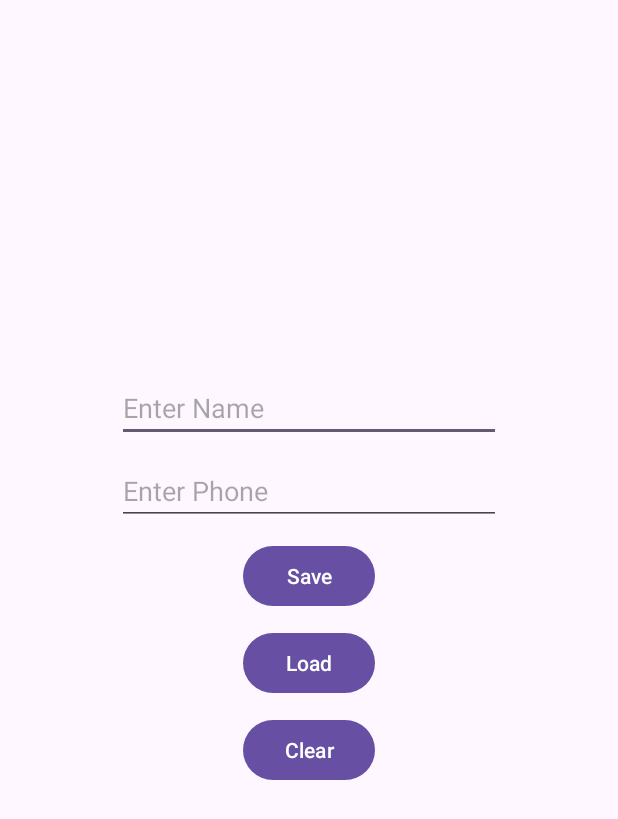
After one commit to iambhargavnath/MyApplication, an Android app: the SharedPrefActivity screen opened directly, with no data from a screen before it, on a phone screen of 412 x 824 dp. The commit adds this screen. Shown: the top 819 px of the screen. Run offline under Robolectric (Android 15) with nearby library versions, the phone set to English and light mode, and no system bars.

Commit message:
Added SharedPrefActivity

```diff
--- a/app/build.gradle.kts
+++ b/app/build.gradle.kts
@@ -45,4 +45,9 @@ dependencies {
     testImplementation(libs.junit)
     androidTestImplementation(libs.androidx.junit)
     androidTestImplementation(libs.androidx.espresso.core)
+
+    implementation(libs.androidx.recyclerview)
+
+    implementation("androidx.preference:preference-ktx:1.2.1")
+
 }
--- a/app/src/main/AndroidManifest.xml
+++ b/app/src/main/AndroidManifest.xml
@@ -12,6 +12,9 @@
         android:supportsRtl="true"
         android:theme="@style/Theme.MyApplication"
         tools:targetApi="31">
+        <activity
+            android:name=".SharedPrefActivity"
+            android:exported="false" />
         <activity
             android:name=".AlertDialogActivity"
             android:exported="false" />
--- /dev/null
+++ b/app/src/main/java/com/iambhargavnath/myapplication/SharedPrefActivity.kt
@@ -0,0 +1,64 @@
+package com.iambhargavnath.myapplication
+
+import android.os.Bundle
+import android.widget.Button
+import android.widget.EditText
+import android.widget.TextView
+import android.widget.Toast
+import androidx.activity.enableEdgeToEdge
+import androidx.appcompat.app.AppCompatActivity
+import androidx.core.view.ViewCompat
+import androidx.core.view.WindowInsetsCompat
+
+class SharedPrefActivity : AppCompatActivity() {
+    override fun onCreate(savedInstanceState: Bundle?) {
+        super.onCreate(savedInstanceState)
+        enableEdgeToEdge()
+        setContentView(R.layout.activity_shared_pref)
+        ViewCompat.setOnApplyWindowInsetsListener(findViewById(R.id.main)) { v, insets ->
+            val systemBars = insets.getInsets(WindowInsetsCompat.Type.systemBars())
+            v.setPadding(systemBars.left, systemBars.top, systemBars.right, systemBars.bottom)
+            insets
+        }
+
+        val nameEditText = findViewById<EditText>(R.id.nameEditText)
+        val phoneEditText = findViewById<EditText>(R.id.phoneEditText)
+        val textView = findViewById<TextView>(R.id.textView)
+        val saveBtn = findViewById<Button>(R.id.saveBtn)
+        saveBtn.setOnClickListener {
+            val name = nameEditText.text.toString()
+            val phone = phoneEditText.text.toString()
+            if (name.isEmpty() || phone.isEmpty()) {
+                Toast.makeText(this, "Please enter all fields", Toast.LENGTH_SHORT).show()
+            } else {
+                val sharedPreferences = getSharedPreferences("MyPrefs", MODE_PRIVATE)
+                val editor = sharedPreferences.edit()
+                editor.putString("name", name)
+                editor.putString("phone", phone)
+                editor.apply()
+                nameEditText.text.clear()
+                phoneEditText.text.clear()
+                Toast.makeText(this, "Saved", Toast.LENGTH_SHORT).show()
+            }
+        }
+        val loadBtn = findViewById<Button>(R.id.loadBtn)
+        loadBtn.setOnClickListener {
+            val sharedPreferences = getSharedPreferences("MyPrefs", MODE_PRIVATE)
+            val name = sharedPreferences.getString("name", "Nuncy")
+            val phone = sharedPreferences.getString("phone", "100")
+            textView.text = "Name: $name\nPhone: $phone"
+        }
+        val clearBtn = findViewById<Button>(R.id.clearBtn)
+        clearBtn.setOnClickListener {
+            val sharedPreferences = getSharedPreferences("MyPrefs", MODE_PRIVATE)
+            val editor = sharedPreferences.edit()
+            editor.clear()
+            editor.apply()
+            nameEditText.text.clear()
+            phoneEditText.text.clear()
+            textView.text = ""
+            Toast.makeText(this, "Cleared", Toast.LENGTH_SHORT).show()
+        }
+
+    }
+}
--- a/app/src/main/res/layout/activity_main.xml
+++ b/app/src/main/res/layout/activity_main.xml
@@ -34,6 +34,12 @@
                 android:layout_width="wrap_content"
                 android:layout_height="wrap_content"
                 android:text="Dialog Page"/>
+            <Button
+                android:layout_marginTop="10dp"
+                android:id="@+id/sharedPrefBtn"
+                android:layout_width="wrap_content"
+                android:layout_height="wrap_content"
+                android:text="Shared Pref"/>
         </LinearLayout>
     </androidx.core.widget.NestedScrollView>
 </LinearLayout>
--- /dev/null
+++ b/app/src/main/res/layout/activity_shared_pref.xml
@@ -0,0 +1,57 @@
+<?xml version="1.0" encoding="utf-8"?>
+<LinearLayout xmlns:android="http://schemas.android.com/apk/res/android"
+    xmlns:app="http://schemas.android.com/apk/res-auto"
+    xmlns:tools="http://schemas.android.com/tools"
+    android:id="@+id/main"
+    android:layout_width="match_parent"
+    android:layout_height="match_parent"
+    android:orientation="vertical"
+    android:gravity="center"
+    tools:context=".SharedPrefActivity">
+
+    <EditText
+        android:id="@+id/nameEditText"
+        android:layout_width="wrap_content"
+        android:layout_height="wrap_content"
+        android:hint="Enter Name"
+        android:ems="12"/>
+
+    <EditText
+        android:layout_marginTop="10dp"
+        android:id="@+id/phoneEditText"
+        android:layout_width="wrap_content"
+        android:layout_height="wrap_content"
+        android:hint="Enter Phone"
+        android:ems="12"/>
+
+    <Button
+        android:layout_marginTop="10dp"
+        android:id="@+id/saveBtn"
+        android:text="Save"
+        android:layout_width="wrap_content"
+        android:layout_height="wrap_content"/>
+
+    <Button
+        android:layout_marginTop="10dp"
+        android:id="@+id/loadBtn"
+        android:text="Load"
+        android:layout_width="wrap_content"
+        android:layout_height="wrap_content"/>
+
+    <Button
+        android:layout_marginTop="10dp"
+        android:id="@+id/clearBtn"
+        android:text="Clear"
+        android:layout_width="wrap_content"
+        android:layout_height="wrap_content"/>
+
+
+    <TextView
+        android:id="@+id/textView"
+        android:layout_width="wrap_content"
+        android:layout_height="wrap_content"
+        android:layout_marginTop="18dp"
+        android:textSize="24sp"/>
+
+
+</LinearLayout>
--- a/gradle/libs.versions.toml
+++ b/gradle/libs.versions.toml
@@ -9,9 +9,11 @@ appcompat = "1.6.1"
 material = "1.10.0"
 activity = "1.9.2"
 constraintlayout = "2.1.4"
+recyclerview = "1.3.2"
 
 [libraries]
 androidx-core-ktx = { group = "androidx.core", name = "core-ktx", version.ref = "coreKtx" }
+androidx-recyclerview = { module = "androidx.recyclerview:recyclerview", version.ref = "recyclerview" }
 junit = { group = "junit", name = "junit", version.ref = "junit" }
 androidx-junit = { group = "androidx.test.ext", name = "junit", version.ref = "junitVersion" }
 androidx-espresso-core = { group = "androidx.test.espresso", name = "espresso-core", version.ref = "espressoCore" }
```
Also changed, not shown: app/src/main/java/com/iambhargavnath/myapplication/MainActivity.kt (+7 -0 lines).
